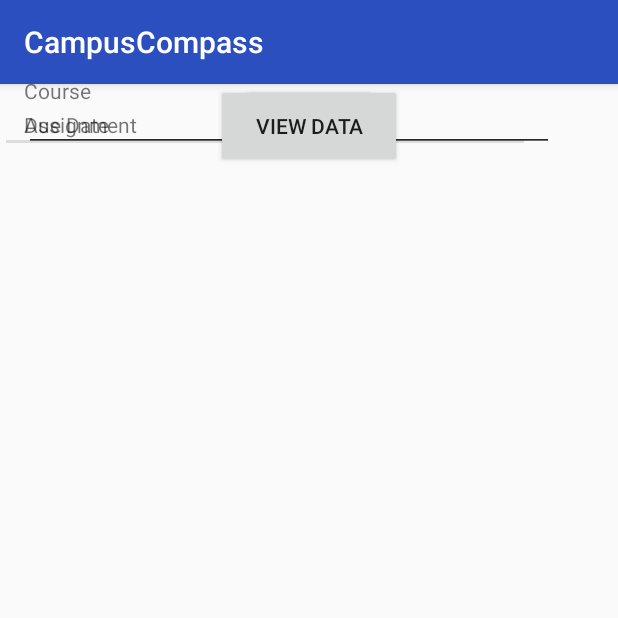
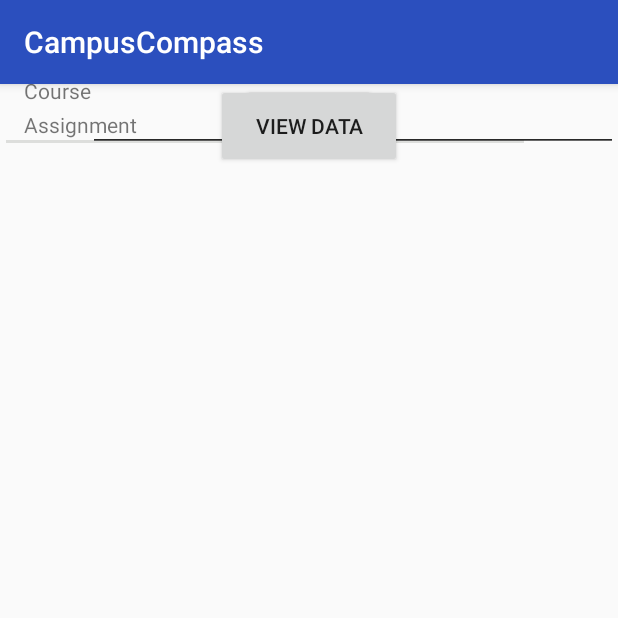
Before and after one commit to Rumbaugh14/CampusCompass, an Android app: the fragment AddHomework shown on its own in the app's theme, on a phone screen of 412 x 824 dp, the top half of it. Run offline under Robolectric (Android 15) with nearby library versions, the phone set to English and light mode, and no system bars.

Commit message:
Merge branch 'Zach' of https://github.com/Rumbaugh14/CampusCompass into V1
                                                                       # Conflicts:
                                                                       #	app/src/main/java/com/example/shane/campuscompass/DatabaseHelper.java
                                                                       #	app/src/main/java/com/example/shane/campuscompass/HomeworkList.java

```diff
--- a/app/src/main/java/com/example/shane/campuscompass/AddHomework.java
+++ b/app/src/main/java/com/example/shane/campuscompass/AddHomework.java
@@ -21,7 +21,7 @@ public class AddHomework extends Fragment {
 
     private static final String TAG = "AddHomework";
 
-    DatabaseHelper hwDB;
+    private  DatabaseHelper hwDB;
     private Button btnAdd, btnViewData;
     private EditText editCourse, editAssignment, editDueDate;
 
@@ -34,17 +34,17 @@ public class AddHomework extends Fragment {
         super.onCreate(savedInstanceState);
         View v = inflater.inflate(R.layout.add_homework, container, false);
 
-
-        editCourse = (EditText) v.findViewById(R.id.courseField);
-        editAssignment = (EditText) v.findViewById(R.id.assignmentField);
-        editDueDate = (EditText) v.findViewById(R.id.dueDateField);
-        btnAdd = (Button) v.findViewById(R.id.addButton);
-        btnViewData = (Button) v.findViewById(R.id.viewButton);
+/*
+        editCourse =  v.findViewById(R.id.courseField);
+        editAssignment =  v.findViewById(R.id.assignmentField);
+        editDueDate =  v.findViewById(R.id.dueDateField);
+        btnAdd =  v.findViewById(R.id.addButton);
+        btnViewData =  v.findViewById(R.id.viewButton);
         hwDB = new DatabaseHelper(getActivity());
 
-        AddData();
-        ViewData();
-
+       AddData();
+       ViewData();
+*/
         return v;
     }
 
--- a/app/src/main/res/layout/add_homework.xml
+++ b/app/src/main/res/layout/add_homework.xml
@@ -1,10 +1,11 @@
-<?xml version="1.0" encoding="utf-8"?>
 <android.support.constraint.ConstraintLayout
     xmlns:android="http://schemas.android.com/apk/res/android"
     xmlns:app="http://schemas.android.com/apk/res-auto"
     xmlns:tools="http://schemas.android.com/tools"
     android:layout_width="match_parent"
-    android:layout_height="match_parent">
+    android:layout_height="match_parent"
+    tools:context="com.example.shane.campuscompass.AddHomework">
+
 
     <Button
         android:id="@+id/addButton"
@@ -50,11 +51,12 @@
         android:id="@+id/courseField"
         android:layout_width="353dp"
         android:layout_height="wrap_content"
-        android:layout_marginLeft="16dp"
+        android:layout_marginLeft="8dp"
         android:ems="10"
         android:inputType="textPersonName"
+        app:layout_constraintEnd_toEndOf="parent"
         app:layout_constraintLeft_toLeftOf="parent"
-        tools:layout_editor_absoluteY="35dp" />
+        tools:layout_editor_absoluteY="32dp"/>
 
     <TextView
         android:id="@+id/textView7"
@@ -73,12 +75,14 @@
         android:layout_width="wrap_content"
         android:layout_height="wrap_content"
         android:layout_marginBottom="8dp"
-        android:layout_marginLeft="16dp"
+        android:layout_marginLeft="40dp"
         android:layout_marginTop="16dp"
         android:text="Due Date"
         app:layout_constraintBottom_toTopOf="@+id/dueDateField"
+        app:layout_constraintEnd_toEndOf="parent"
         app:layout_constraintLeft_toLeftOf="parent"
-        app:layout_constraintTop_toBottomOf="@+id/assignmentField" />
+        app:layout_constraintTop_toBottomOf="@+id/assignmentField"
+        app:layout_constraintVertical_bias="1.0"/>
 
     <EditText
         android:id="@+id/dueDateField"
@@ -87,7 +91,8 @@
         android:layout_marginLeft="16dp"
         android:ems="10"
         android:inputType="date"
+        app:layout_constraintEnd_toEndOf="parent"
         app:layout_constraintLeft_toLeftOf="parent"
-        tools:layout_editor_absoluteY="205dp" />
+        tools:layout_editor_absoluteY="205dp"/>
 
 </android.support.constraint.ConstraintLayout>
```
Also changed, not shown: app/src/main/java/com/example/shane/campuscompass/AddCoursesLayout.java (+7 -0 lines), app/src/main/java/com/example/shane/campuscompass/MainActivity.java (+5 -3 lines), app/src/main/res/layout/fragment_add_courses_main.xml (+4 -4 lines), app/src/main/res/layout/fragment_map.xml (+11 -11 lines), app/src/main/res/layout/item_courses_list.xml (+12 -12 lines).
